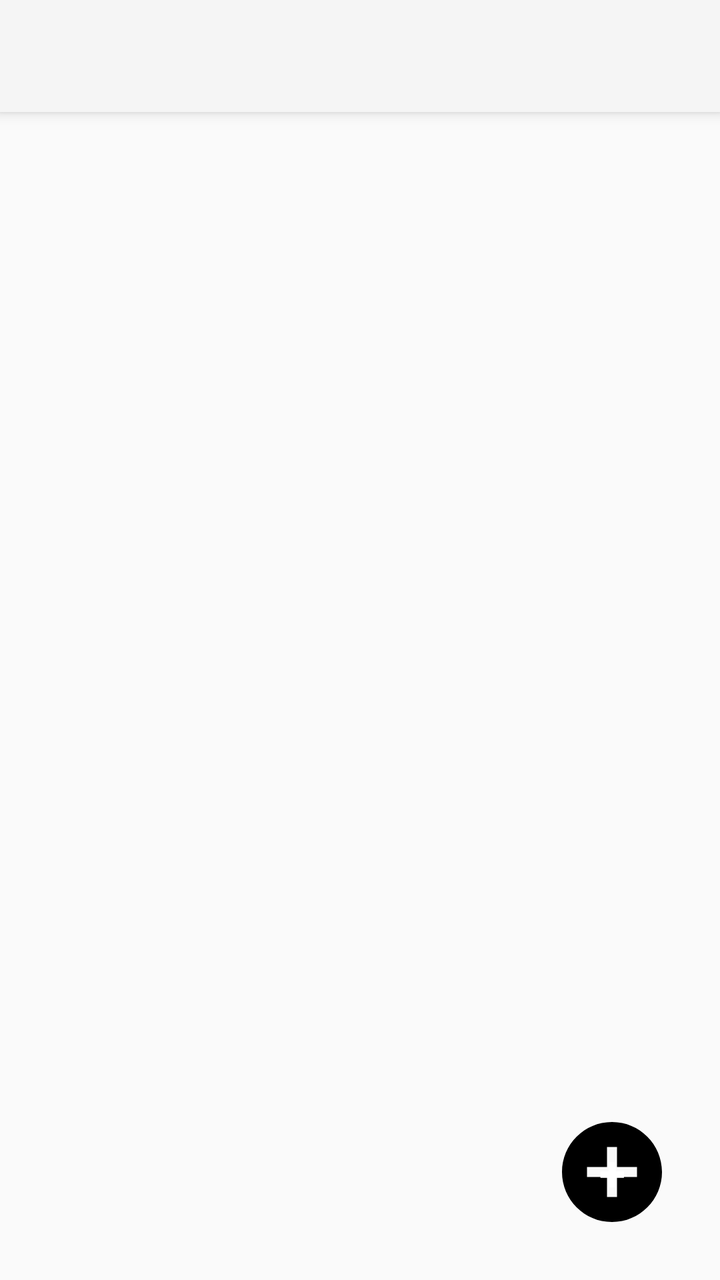
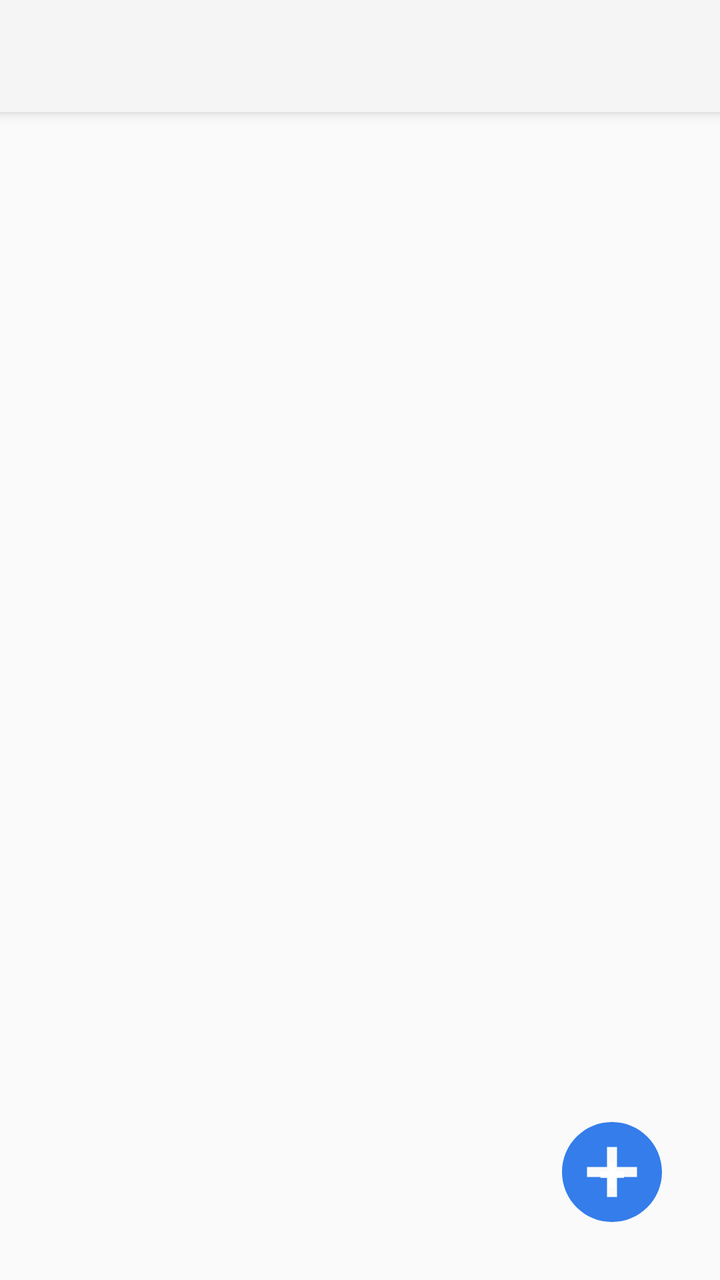

Screens rendered from an Android XML layout before and after an edit, with the pre-edit source and the edit as a unified diff.
<!-- AndroidManifest.xml: application theme Theme.AppCompat.Light.NoActionBar -->
<!-- res/layout/activity_main.xml -->
<?xml version="1.0" encoding="utf-8"?>
<androidx.constraintlayout.widget.ConstraintLayout xmlns:android="http://schemas.android.com/apk/res/android"
    xmlns:app="http://schemas.android.com/apk/res-auto"
    xmlns:tools="http://schemas.android.com/tools"
    android:id="@+id/main"
    android:layout_width="match_parent"
    android:layout_height="match_parent"
    tools:context=".MainActivity">

    <androidx.appcompat.widget.Toolbar
        android:id="@+id/toolbar"
        android:layout_width="0dp"
        android:layout_height="?attr/actionBarSize"
        android:background="?attr/colorPrimary"
        android:elevation="4dp"
        android:theme="@style/ThemeOverlay.AppCompat.ActionBar"
        app:layout_constraintEnd_toEndOf="parent"
        app:layout_constraintStart_toStartOf="parent"
        app:layout_constraintTop_toTopOf="parent"
        app:popupTheme="@style/ThemeOverlay.AppCompat.Light" />

    <ListView
        android:id="@+id/ListView"
        android:layout_width="0dp"
        android:layout_height="0dp"
        app:layout_constraintBottom_toBottomOf="parent"
        app:layout_constraintEnd_toEndOf="parent"
        app:layout_constraintStart_toStartOf="parent"
        app:layout_constraintTop_toBottomOf="@+id/toolbar" />

    <Button
        android:id="@+id/btnPlus"
        android:layout_width="60dp"
        android:layout_height="60dp"
        android:layout_marginEnd="24dp"
        android:layout_marginBottom="24dp"
        android:background="@drawable/baseline_add_circle_24"
        android:text="+"
        android:textColor="#FFFFFF"
        android:textSize="24sp"
        android:textStyle="bold"
        app:layout_constraintBottom_toBottomOf="parent"
        app:layout_constraintEnd_toEndOf="parent" />

</androidx.constraintlayout.widget.ConstraintLayout>
<!-- resources referenced by this layout -->
<resources>
  <!-- drawable baseline_add_circle_24 (drawable) -->
  <vector xmlns:android="http://schemas.android.com/apk/res/android" android:height="36dp" android:tint="#000000" android:viewportHeight="24" android:viewportWidth="24" android:width="36dp">
        
      <path android:fillColor="@android:color/white" android:pathData="M12,2C6.48,2 2,6.48 2,12s4.48,10 10,10 10,-4.48 10,-10S17.52,2 12,2zM17,13h-4v4h-2v-4L7,13v-2h4L11,7h2v4h4v2z"/>
      
  </vector>
</resources>

<!-- the commit's change to res/layout/activity_main.xml (unified diff, before → after) -->
@@ -35,6 +35,7 @@
         android:layout_marginEnd="24dp"
         android:layout_marginBottom="24dp"
         android:background="@drawable/baseline_add_circle_24"
+        android:backgroundTint="@color/light_primary"
         android:text="+"
         android:textColor="#FFFFFF"
         android:textSize="24sp"
<!-- resource entries referenced after the edit -->
@@ -1,5 +1,6 @@
 <!-- resources referenced by this layout -->
 <resources>
+  <color name="light_primary">#347DEB</color>
   <!-- drawable baseline_add_circle_24 (drawable) -->
   <vector xmlns:android="http://schemas.android.com/apk/res/android" android:height="36dp" android:tint="#000000" android:viewportHeight="24" android:viewportWidth="24" android:width="36dp">
         
